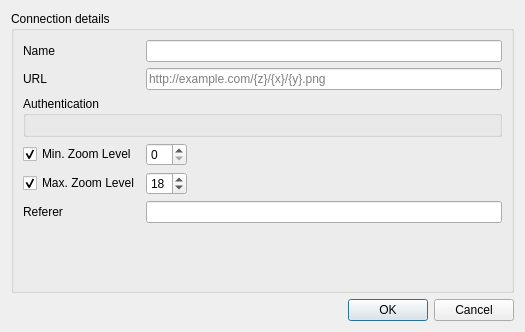
Qt form src/ui/qgsxyzconnectiondialog.ui (qgis/QGIS) before a commit.
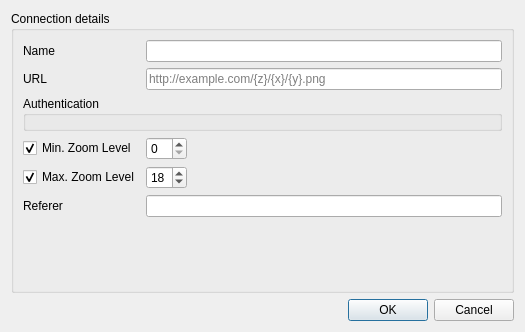
The same form after that commit. Custom widgets are drawn as their Qt base class.

Diff of the .ui file:
```diff
--- a/src/ui/qgsxyzconnectiondialog.ui
+++ b/src/ui/qgsxyzconnectiondialog.ui
@@ -103,6 +103,18 @@
          <string>Authentication</string>
         </property>
         <layout class="QVBoxLayout" name="verticalLayout_3">
+         <property name="leftMargin">
+          <number>6</number>
+         </property>
+         <property name="topMargin">
+          <number>6</number>
+         </property>
+         <property name="rightMargin">
+          <number>6</number>
+         </property>
+         <property name="bottomMargin">
+          <number>6</number>
+         </property>
          <item>
           <widget class="QgsAuthSettingsWidget" name="mAuthSettings" native="true"/>
          </item>
```
